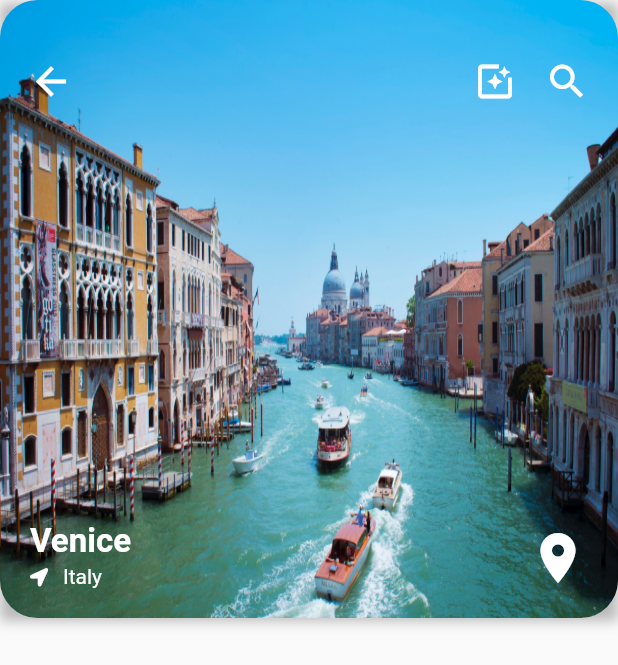
After one commit to NikhilBhople/Flutter_Design, a Flutter app: the screen it shows after launch, after a tap on an icon or button, on a phone screen of 412 x 824 dp. The commit adds this screen. Shown: the top 665 px of the screen. Run offline on Flutter 3.47's test engine with Material 2 defaults, Android fonts, the phone set to English and light mode, and no system bars; our stand-ins replace font_awesome_flutter.

Commit message:
created destination details page with animation using Hero widget(shared element transaction)

```diff
--- a/lib/widgets/styles/text_styles.dart
+++ b/lib/styles/text_styles.dart
@@ -37,6 +37,11 @@ class AppStyles {
         color: Colors.white, fontSize: 18, fontWeight: FontWeight.bold);
   }
 
+  TextStyle textStyle22WhiteBold() {
+    return TextStyle(
+        color: Colors.white, fontSize: 22, fontWeight: FontWeight.bold);
+  }
+
   TextStyle textStyle14White() {
     return TextStyle(color: Colors.white, fontSize: 14,);
   }
--- /dev/null
+++ b/lib/widgets/detination_detail_screen.dart
@@ -0,0 +1,123 @@
+import 'package:firstapp/models/destination_model.dart';
+import 'package:firstapp/styles/text_styles.dart';
+import 'package:flutter/cupertino.dart';
+import 'package:flutter/material.dart';
+import 'package:font_awesome_flutter/font_awesome_flutter.dart';
+
+class DestinationDetailPage extends StatefulWidget {
+  final Destination destination;
+  AppStyles appStyles = AppStyles();
+
+  DestinationDetailPage(this.destination);
+
+  @override
+  _DestinationDetailPageState createState() => _DestinationDetailPageState();
+}
+
+class _DestinationDetailPageState extends State<DestinationDetailPage> {
+  @override
+  Widget build(BuildContext context) {
+    return Material(
+      child: Column(
+        children: <Widget>[
+          Stack(
+            children: <Widget>[
+              Container(
+                height: MediaQuery.of(context)
+                    .size
+                    .width, // it will take half screen
+                decoration: BoxDecoration(
+                  boxShadow: [
+                    BoxShadow(
+                        color: Colors.black26,
+                        offset: Offset(0, 2),
+                        blurRadius: 6)
+                  ],
+                ),
+                child: Hero(
+                  // Hero is used for shared animation transaction
+                  tag: widget
+                      .destination.imageUrl, // tag should be same as parent
+                  child: ClipRRect(
+                    borderRadius: BorderRadius.circular(25),
+                    child: Image.asset(
+                      widget.destination.imageUrl,
+                      fit: BoxFit.fill,
+                    ),
+                  ),
+                ),
+              ),
+              Padding(
+                padding: EdgeInsets.symmetric(vertical: 30, horizontal: 10),
+                child: Row(
+                    mainAxisAlignment: MainAxisAlignment.spaceBetween,
+                    children: <Widget>[
+                      IconButton(
+                          iconSize: 30,
+                          color: Colors.white,
+                          icon: Icon(Icons.arrow_back),
+                          onPressed: () => Navigator.pop(context)),
+                      Expanded(
+                        child: SizedBox.shrink(),
+                        flex: 1,
+                      ),
+                      IconButton(
+                          iconSize: 30,
+                          color: Colors.white,
+                          icon: Icon(Icons.photo_filter),
+                          onPressed: () => Navigator.pop(context)),
+                      IconButton(
+                          iconSize: 30,
+                          color: Colors.white,
+                          icon: Icon(Icons.search),
+                          onPressed: () => Navigator.pop(context)),
+                    ]),
+              ),
+              Positioned(
+                bottom: 20,
+                left: 20,
+                child: Column(
+                  crossAxisAlignment: CrossAxisAlignment.start,
+                  children: <Widget>[
+                    Text(
+                      widget.destination.city,
+                      style: widget.appStyles.textStyle22WhiteBold(),
+                    ),
+                    SizedBox(
+                      height: 2,
+                    ),
+                    Row(
+                      children: <Widget>[
+                        Icon(
+                          FontAwesomeIcons.locationArrow,
+                          color: Colors.white,
+                          size: 12,
+                        ),
+                        SizedBox(
+                          width: 10,
+                        ),
+                        Text(
+                          widget.destination.country,
+                          style: widget.appStyles.textStyle14White(),
+                        ),
+                      ],
+                    )
+                  ],
+                ),
+              ),
+              Positioned(
+                child: Icon(
+                  Icons.location_on,
+                  size: 40,
+                  color: Colors.white,
+                ),
+                right: 20,
+                bottom: 20,
+              )
+            ],
+          )
+        ],
+      ),
+    );
+  }
+}
--- a/lib/widgets/exclusive_hotels.dart
+++ b/lib/widgets/exclusive_hotels.dart
@@ -1,5 +1,5 @@
 import 'package:firstapp/models/hotel_model.dart';
-import 'package:firstapp/widgets/styles/text_styles.dart';
+import 'package:firstapp/styles/text_styles.dart';
 import 'package:flutter/cupertino.dart';
 import 'package:flutter/material.dart';
 import 'package:font_awesome_flutter/font_awesome_flutter.dart';
--- a/lib/widgets/top_destination.dart
+++ b/lib/widgets/top_destination.dart
@@ -1,5 +1,6 @@
 import 'package:firstapp/models/destination_model.dart';
-import 'package:firstapp/widgets/styles/text_styles.dart';
+import 'package:firstapp/styles/text_styles.dart';
+import 'package:firstapp/widgets/detination_detail_screen.dart';
 import 'package:flutter/material.dart';
 import 'package:font_awesome_flutter/font_awesome_flutter.dart';
 
@@ -38,7 +39,11 @@ class TopDestination extends StatelessWidget {
       padding: EdgeInsets.only(left: 6),
       itemBuilder: (context, position) {
         Destination destination = destinations[position];
-        return Container(
+        return GestureDetector(
+          onTap: () => Navigator.push(context, MaterialPageRoute(builder: (_) => DestinationDetailPage(destination))),
+          child: Hero( // Used for animation (Shared element transaction)
+            tag: destination.imageUrl, // tag should be same at both parent and child
+            child: Container(
               width: 220,
               child: Stack(
                 alignment: Alignment.topCenter,
@@ -106,6 +111,8 @@ class TopDestination extends StatelessWidget {
                   )
                 ],
               ),
+            ),
+          ),
         );
       },
     );
```
Lines whose indentation alone changed are shown as unchanged.
